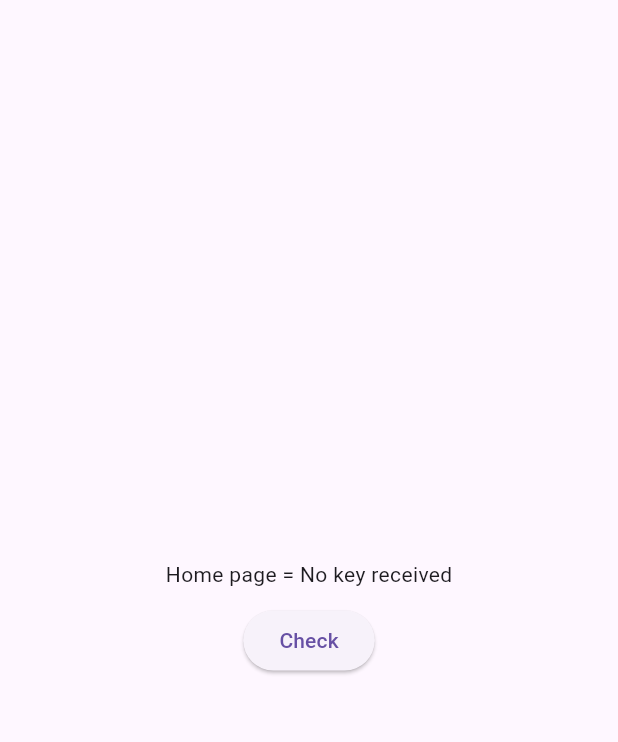
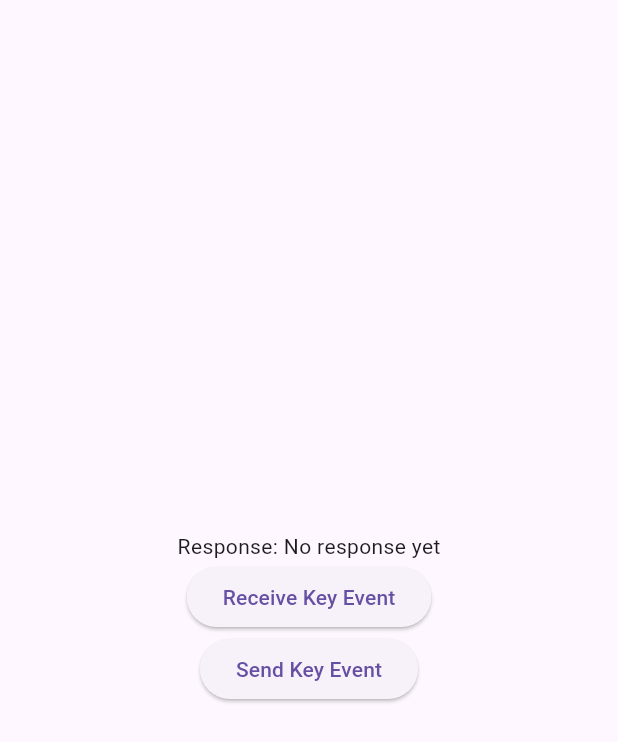
Before and after one commit to Mark1944/Accessibility_flutter, a Flutter app: the screen it shows after launch, on a phone screen of 412 x 824 dp. Shown: the top 742 px of the screen. Run offline on Flutter 3.47's test engine with Material 3 defaults, Android fonts, the phone set to English and light mode, and no system bars.

Commit message:
receive keys methods comleted

```diff
--- a/lib/main.dart
+++ b/lib/main.dart
@@ -24,35 +24,34 @@ class MyHomePage extends StatefulWidget {
 }
 
 class _MyHomePageState extends State<MyHomePage> {
-  String receivedKey = "No key received";
+  static const platform = MethodChannel('com.example.keyevents/receiveKeyEvent');
 
-  static const platform =
-      MethodChannel('com.example.keyevents/receiveKeyEvent');
+  String _response = 'No response yet';
 
-  @override
-  void initState() {
-    super.initState();
-    _receiveKeyEvent();
+  Future<void> _receiveKeyEvent() async {
+    try {
+      final String result = await platform.invokeMethod('receiveKeyEvent');
+      setState(() {
+        _response = result;
+        print(result);
+      });
+    } on PlatformException catch (e) {
+      setState(() {
+        _response = "Failed to receive key event: '${e.message}'.";
+      });
+    }
   }
 
-  void _receiveKeyEvent() {
-    platform.setMethodCallHandler((MethodCall call) async {
-      if (call.method == "receiveKeyEvent") {
-        receivedKey = await call.arguments['keyCode'];
-        print("$receivedKey===========");
-        setState(()  {
-
-        });
-      }
-    });
-  }
-  static const platforms = MethodChannel('com.example.keyevents/sendKeyEvent');
-
-  static Future<void> sendText(String text) async {
+  Future<void> _sendKeyEvent(int keyCode) async {
     try {
-      await platforms.invokeMethod('sendKeyEvent', {'keyCode': text});
+      final String result = await platform.invokeMethod('sendKeyEvent', {'keyCode': keyCode});
+      setState(() {
+        _response = result;
+      });
     } on PlatformException catch (e) {
-      print("Failed to send text: '${e.message}'.");
+      setState(() {
+        _response = "Failed to send key event: '${e.message}'.";
+      });
     }
   }
 
@@ -63,16 +62,15 @@ class _MyHomePageState extends State<MyHomePage> {
         child: Column(
           mainAxisAlignment: MainAxisAlignment.center,
           children: [
-            Text("Home page = $receivedKey"),
-            const SizedBox(
-              height: 10,
+            Text('Response: $_response'),
+            ElevatedButton(
+              onPressed: _receiveKeyEvent,
+              child: Text('Receive Key Event'),
             ),
             ElevatedButton(
-                onPressed: () {
-                  _receiveKeyEvent();
-                  // sendText("123456");
-                },
-                child: const Text("Check"))
+              onPressed: () => _sendKeyEvent(42), // Replace with desired keyCode
+              child: Text('Send Key Event'),
+            ),
           ],
         ),
       ),
```
Also changed, not shown: 2 other files.
